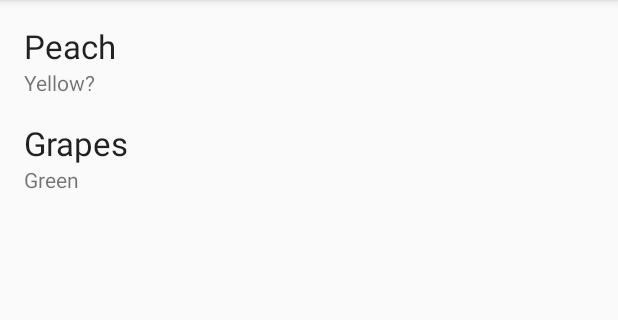
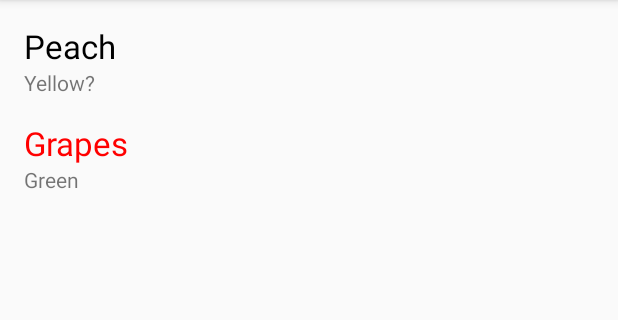
Before and after one commit to amlcurran/GitBisect, an Android app: the screen it shows after launch (MainActivity), on a phone screen of 412 x 824 dp, the part 84-404 px from its top. Run offline under Robolectric (Android 15) with nearby library versions, the phone set to English and light mode, and no system bars.

```diff
--- a/android/app/src/main/java/uk/co/amlcurran/bisectapp/BasicAdapter.kt
+++ b/android/app/src/main/java/uk/co/amlcurran/bisectapp/BasicAdapter.kt
@@ -1,5 +1,6 @@
 package uk.co.amlcurran.bisectapp
 
+import android.graphics.Color
 import android.support.v7.widget.RecyclerView
 import android.support.v7.widget.RecyclerView.Adapter
 import android.view.LayoutInflater
@@ -33,6 +34,11 @@ class BasicAdapter(fruits: ArrayList<Fruit>) : Adapter<BasicAdapter.BasicViewHol
         fun bind(fruit: Fruit) {
             titleText.text = fruit.name
             colorText.text = fruit.color
+            if (fruit.price > 35) {
+                titleText.setTextColor(Color.RED)
+            } else {
+                titleText.setTextColor(Color.BLACK)
+            }
         }
 
     }
```
